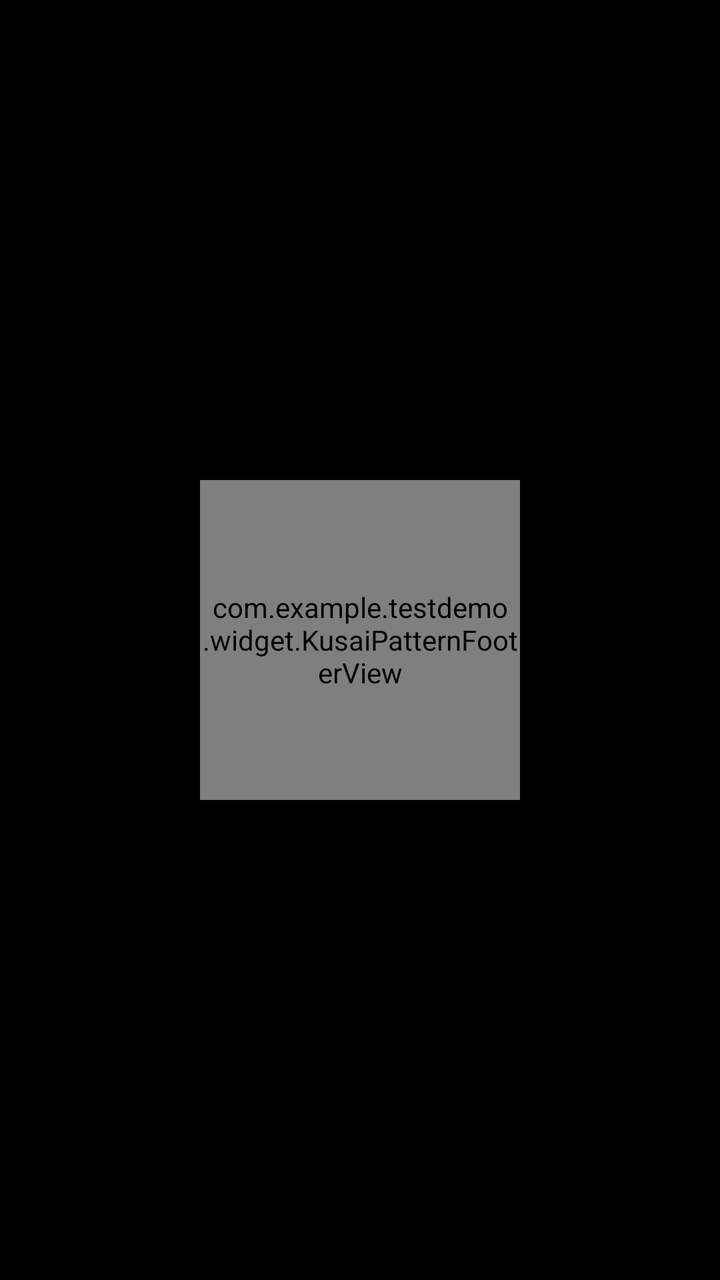
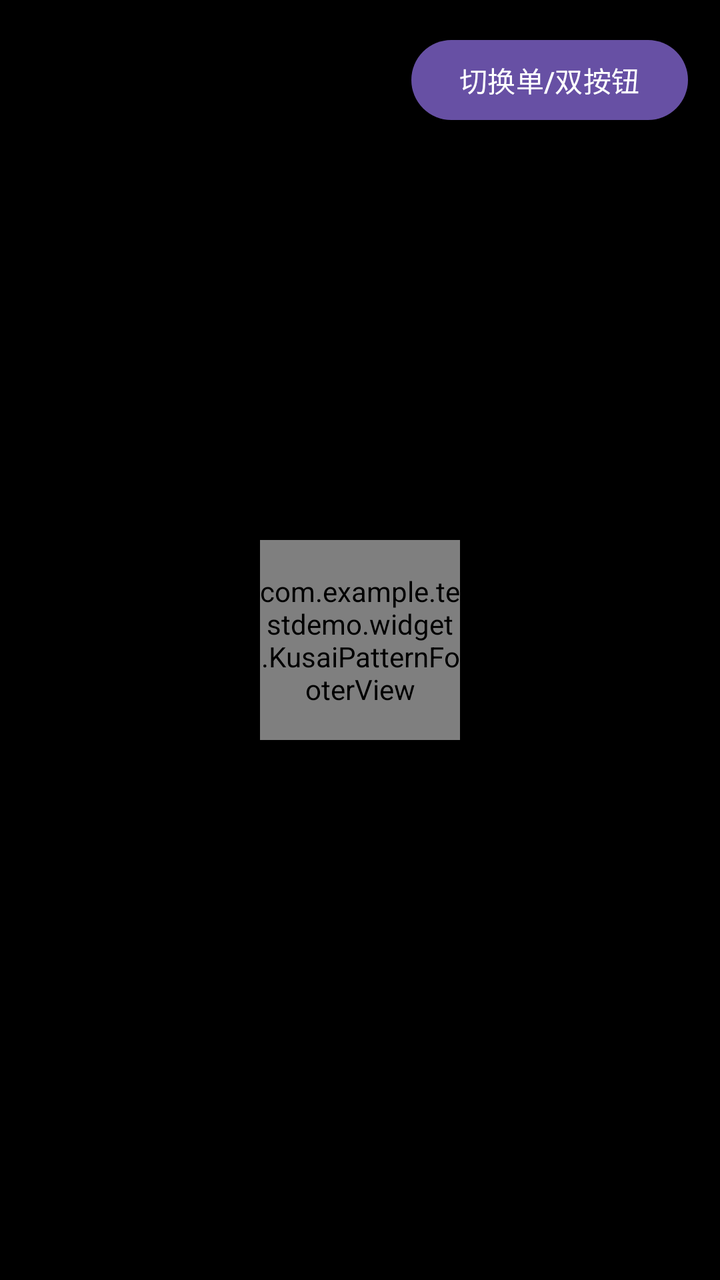

The first picture is an Android layout as it rendered before a commit; the second is the same layout after the commit. The layout source and the unified diff follow.
<!-- AndroidManifest.xml: application theme Theme.TestDemo -->
<!-- res/layout/activity_glass_footer_demo.xml -->
<?xml version="1.0" encoding="utf-8"?>
<FrameLayout xmlns:android="http://schemas.android.com/apk/res/android"
    android:layout_width="match_parent"
    android:layout_height="match_parent"
    android:layout_gravity="center"
    android:background="@color/kusai_pin_background">
    <FrameLayout
        android:layout_width="480px"
        android:layout_gravity="center"
        android:layout_height="480px">
        
        <ImageView
            android:id="@+id/kusai_pattern_bg"
            android:layout_width="480px"
            android:layout_height="480px"
            android:contentDescription="@null"
            android:importantForAccessibility="no"
            android:scaleType="fitXY"
            android:src="@drawable/kusai_pin_bg" />

        
        <TextView
            android:id="@+id/kusai_pattern_title"
            android:layout_width="wrap_content"
            android:layout_height="32px"
            android:layout_gravity="center_horizontal"
            android:layout_marginTop="92px"
            android:fontFamily="sans-serif-medium"
            android:gravity="center"
            android:includeFontPadding="false"
            android:text="@string/kusai_pattern_entry_title"
            android:textColor="@color/kusai_pin_title"
            android:textSize="28px" />

        
        <TextView
            android:id="@+id/kusai_pattern_subtitle"
            android:layout_width="wrap_content"
            android:layout_height="22px"
            android:layout_gravity="center_horizontal"
            android:layout_marginTop="128px"
            android:fontFamily="sans-serif"
            android:gravity="center"
            android:includeFontPadding="false"
            android:text="@string/kusai_pattern_entry_subtitle"
            android:textColor="@color/kusai_pin_subtitle"
            android:textSize="16px" />

        
        <com.example.testdemo.widget.KusaiPatternFooterView
            android:id="@+id/footer"
            android:layout_width="match_parent"
            android:layout_height="match_parent" />
    </FrameLayout>



</FrameLayout>
<!-- resources referenced by this layout -->
<resources>
  <color name="kusai_pin_background">#000000</color>
  <color name="kusai_pin_subtitle">#A6FFFFFF</color>
  <color name="kusai_pin_title">#FFFFFFFF</color>
  <!-- drawable kusai_pin_bg: webp bitmap (drawable-nodpi, 228300 bytes) -->
  <string name="kusai_pattern_entry_subtitle">Use at least 4 dots</string>
  <string name="kusai_pattern_entry_title">Draw Pattern</string>
  <style name="Theme.TestDemo" parent="Base.Theme.TestDemo" />
  <style name="Base.Theme.TestDemo" parent="Theme.Material3.DayNight.NoActionBar">
          
          
      </style>
</resources>

<!-- the commit's change to res/layout/activity_glass_footer_demo.xml (unified diff, before → after) -->
@@ -5,14 +5,14 @@
     android:layout_gravity="center"
     android:background="@color/kusai_pin_background">
     <FrameLayout
-        android:layout_width="480px"
-        android:layout_gravity="center"
-        android:layout_height="480px">
+        android:layout_width="300px"
+        android:layout_height="300px"
+        android:layout_gravity="center">
         
         <ImageView
             android:id="@+id/kusai_pattern_bg"
-            android:layout_width="480px"
-            android:layout_height="480px"
+            android:layout_width="match_parent"
+            android:layout_height="match_parent"
             android:contentDescription="@null"
             android:importantForAccessibility="no"
             android:scaleType="fitXY"
@@ -53,6 +53,14 @@
             android:layout_height="match_parent" />
     </FrameLayout>
 
+    
+    <Button
+        android:id="@+id/btn_toggle_mode"
+        android:layout_width="wrap_content"
+        android:layout_height="wrap_content"
+        android:layout_gravity="top|end"
+        android:layout_margin="16dp"
+        android:text="切换单/双按钮" />
 
 
 </FrameLayout>
